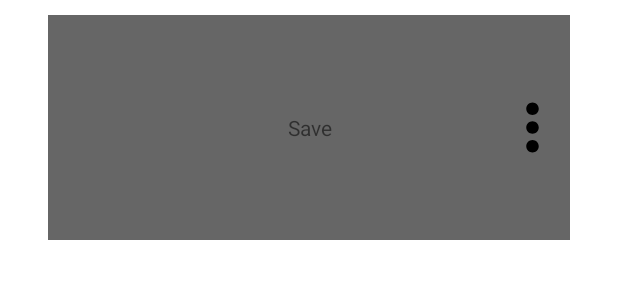
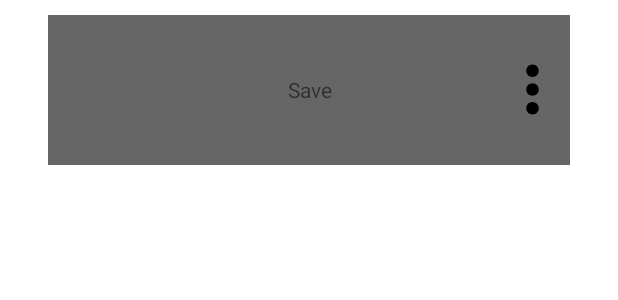
Before and after one commit to DayidTempest/youKnowIt, an Android app: the layout tile_set.xml on its own in the app's theme, with its tools: preview values and no code run, on a phone screen of 412 x 824 dp. Shown: the top 300 px of the screen. Run offline under Robolectric (Android 15) with nearby library versions, the phone set to English and light mode, and no system bars.

Commit message:
layout changes

```diff
--- a/app/src/main/res/layout/activity_main.xml
+++ b/app/src/main/res/layout/activity_main.xml
@@ -26,7 +26,6 @@
             android:padding="10dp"
             android:src="@drawable/logov4"
 
-
             />
 
 
@@ -35,6 +34,7 @@
     <ScrollView
         android:layout_width="match_parent"
         android:layout_height="match_parent"
+        android:layout_below="@id/main_header"
         >
         <LinearLayout
             android:layout_width="match_parent"
--- a/app/src/main/res/layout/tile_set.xml
+++ b/app/src/main/res/layout/tile_set.xml
@@ -1,7 +1,7 @@
 <?xml version="1.0" encoding="utf-8"?>
 <LinearLayout xmlns:android="http://schemas.android.com/apk/res/android"
     android:layout_width="match_parent"
-    android:layout_height="150dp"
+    android:layout_height="100dp"
     android:background="#666"
     android:layout_marginStart="32dp"
     android:layout_marginEnd="32dp"
```
